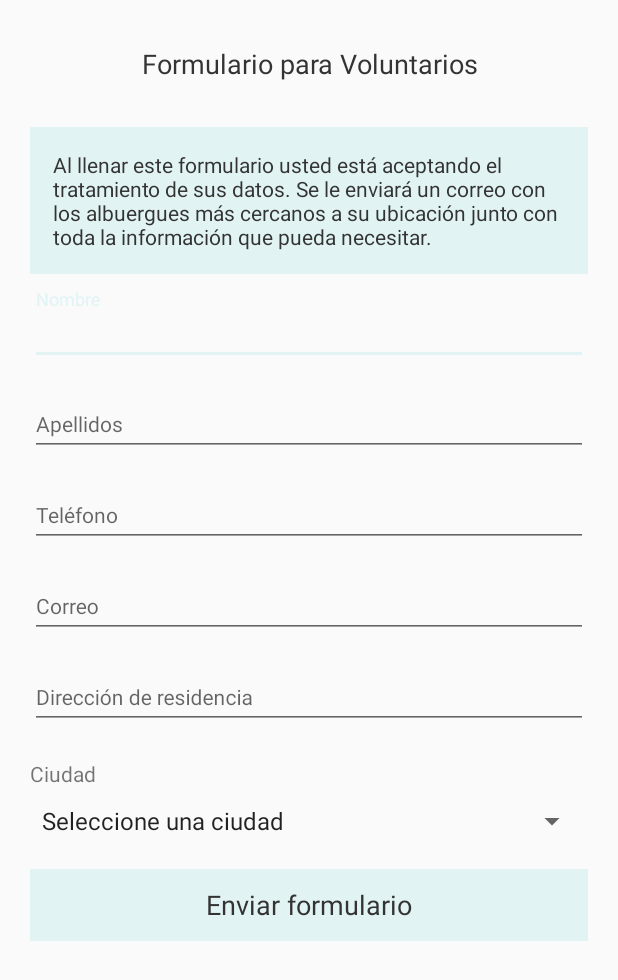
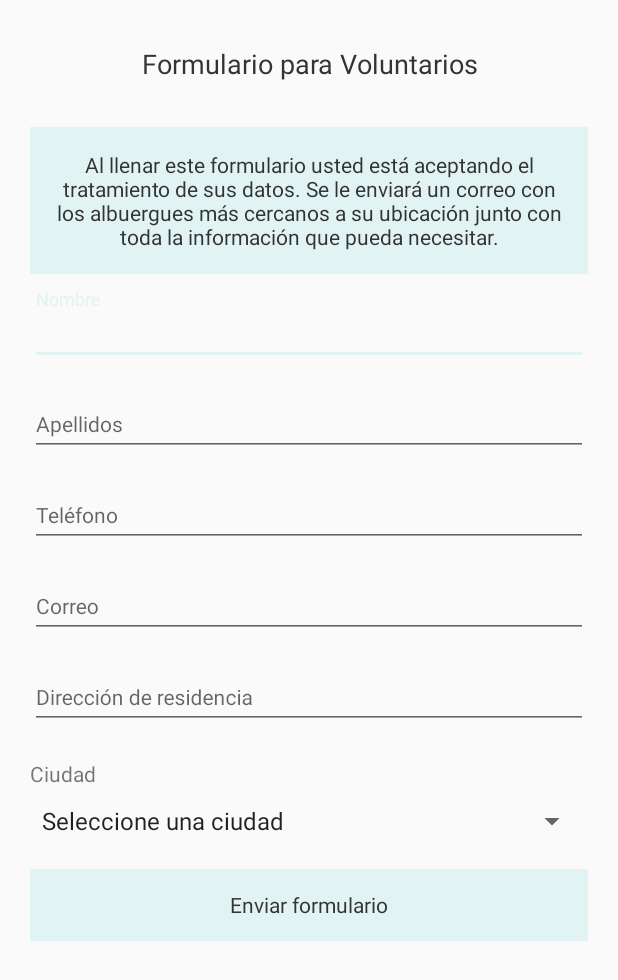
Before and after one commit to manuvlj/AdoptApp, an Android app: the layout activity_formulario_voluntarios.xml on its own in the app's theme, with its tools: preview values and no code run, on a phone screen of 412 x 824 dp. Shown: the top 980 px of the screen. Run offline under Robolectric (Android 15) with nearby library versions, the phone set to English and light mode, and no system bars; Roboto replaces fonts that are not available here.

Commit message:
Comunicación de fragmento con formulario de voluntarios. Corrección de tipos de datos de entrada.

```diff
--- a/app/src/main/java/com/manuelarestrepo/adoptapp/ui/registro/RegistroActivity.kt
+++ b/app/src/main/java/com/manuelarestrepo/adoptapp/ui/registro/RegistroActivity.kt
@@ -108,7 +108,7 @@ class RegistroActivity : AppCompatActivity() {
                     // If sign in fails, display a message to the user.
                     Log.w(TAG, "createUserWithEmail:failure", task.exception)
                     Toast.makeText(
-                        baseContext, "Authentication failed.",
+                        baseContext, "Autenticación fallida.",
                         Toast.LENGTH_SHORT
                     ).show()
                 }
--- a/app/src/main/java/com/manuelarestrepo/adoptapp/ui/voluntarios/FormularioVoluntariosActivity.kt
+++ b/app/src/main/java/com/manuelarestrepo/adoptapp/ui/voluntarios/FormularioVoluntariosActivity.kt
@@ -14,6 +14,7 @@ class FormularioVoluntariosActivity : AppCompatActivity() {
     override fun onCreate(savedInstanceState: Bundle?) {
         super.onCreate(savedInstanceState)
         setContentView(R.layout.activity_formulario_voluntarios)
+        supportActionBar?.hide()
 
         enviar_formulario_button.setOnClickListener {
             val nombre = nombre_voluntario_edit_text.text.toString()
@@ -43,7 +44,7 @@ class FormularioVoluntariosActivity : AppCompatActivity() {
             myVoluntariosRef.child(it).setValue(voluntario)
         }
         Toast.makeText(
-            baseContext, "Voluntario registrado",
+            baseContext, "Formulario enviado. ¡Gracias por ayudar!",
             Toast.LENGTH_SHORT
         ).show()
         goToDraweActivity()
--- a/app/src/main/res/layout/activity_formulario_voluntarios.xml
+++ b/app/src/main/res/layout/activity_formulario_voluntarios.xml
@@ -40,6 +40,7 @@
             android:layout_marginRight="20dp"
             android:layout_marginBottom="10dp"
             android:background="@color/colorAccent"
+            android:gravity="center"
             android:padding="15dp"
             android:text="@string/aviso_formularioVol"
             android:textColor="@color/colorPrimaryDark"
@@ -98,6 +99,7 @@
                 android:layout_marginRight="20dp"
                 android:layout_marginBottom="10dp"
                 android:hint="@string/telefono"
+                android:inputType="number"
                 android:textSize="14sp" />
         </com.google.android.material.textfield.TextInputLayout>
 
@@ -116,6 +118,7 @@
                 android:layout_marginRight="20dp"
                 android:layout_marginBottom="10dp"
                 android:hint="@string/correo"
+                android:inputType="textEmailAddress"
                 android:textSize="14sp" />
         </com.google.android.material.textfield.TextInputLayout>
 
@@ -177,7 +180,7 @@
             android:text="@string/envio_formulario"
             android:textAllCaps="false"
             android:textColor="@color/colorPrimaryDark"
-            android:textSize="18sp" />
+            android:textSize="14sp" />
 
     </LinearLayout>
 </androidx.core.widget.NestedScrollView>
--- a/app/src/main/res/values/strings.xml
+++ b/app/src/main/res/values/strings.xml
@@ -1,7 +1,7 @@
 <resources>
     <string name="app_name">AdoptApp</string>
     <string name="AdoptApp">AdoptApp</string>
-    <string name="autores"><![CDATA[Made with love by Manu]]></string>
+    <string name="autores"><![CDATA[Made with love by Manu & Mateo]]></string>
     <string name="logo">applogo</string>
     <string name="iniciarSesion">Iniciar sesión</string>
     <string name="iniciosesion">Iniciar sesión en AdoptApp</string>
```
Also changed, not shown: app/src/main/AndroidManifest.xml (+4 -4 lines), app/src/main/java/com/manuelarestrepo/adoptapp/ui/voluntarios/VoluntariosFragment.kt (+11 -0 lines).
